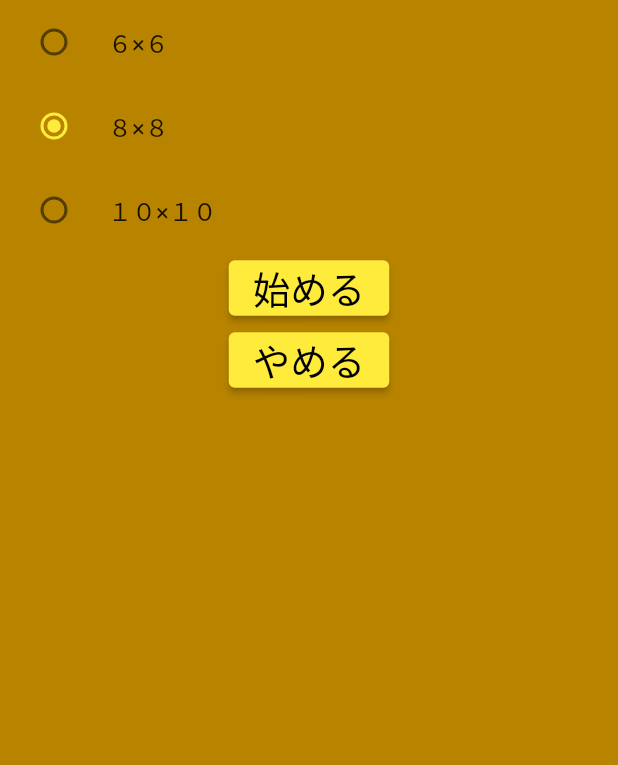
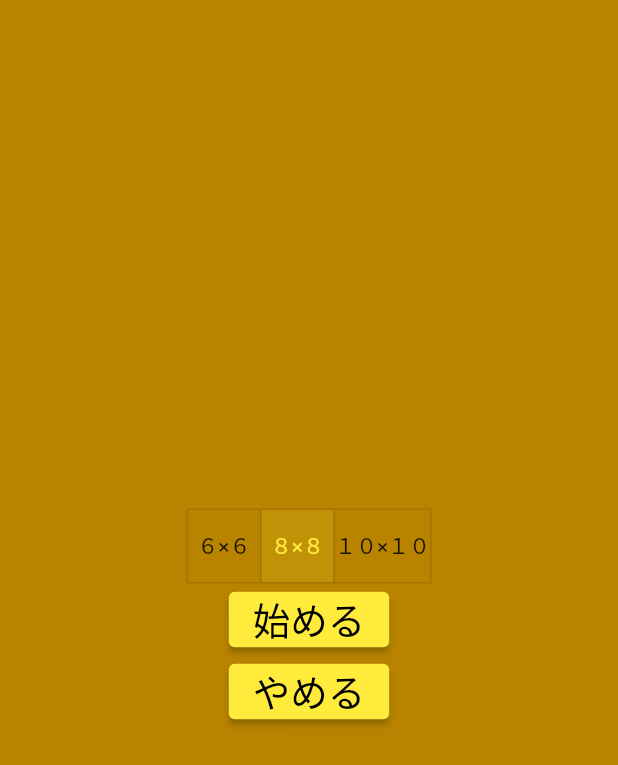
Before and after one commit to KotaSHIOZAKI/flutter_othello_app, a Flutter app: the screen it shows after launch, after a tap on "始める", on a phone screen of 412 x 824 dp. Shown: the top 765 px of the screen. Run offline on Flutter 3.47's test engine with Material 2 defaults, Android fonts, the phone set to English and light mode, and no system bars; our stand-ins replace bordered_text.

Commit message:
赤枠、タイトル画面の改善

```diff
--- a/lib/main.dart
+++ b/lib/main.dart
@@ -84,11 +84,20 @@ class _MyHomePageState extends State<MyHomePage> {
       backgroundColor: const Color.fromARGB(255, 184, 132, 0),
       body: Center(
         child: Column(
+          mainAxisSize: MainAxisSize.min,
           children: <Widget>[
-            const Text(
-              "オセロ",
-              textAlign: TextAlign.center,
-              style: TextStyle(fontSize: 64),
+            BorderedText(
+              strokeWidth: 4.0, //縁の太さ
+              strokeColor: Colors.black,
+              child: const Text(
+                "オセロ",
+                textAlign: TextAlign.center,
+                overflow: TextOverflow.visible,
+                style: TextStyle(
+                  fontSize: 64,
+                  color: Colors.white,
+                ),
+              ),
             ),
             ElevatedButton(
               onPressed: (){
@@ -127,6 +136,7 @@ class Options extends StatefulWidget {
 }
 class OptionsPage extends State<Options> {
   int _boardSize = 1;
+  var sizeSelect = [false, true, false];
 
   @override
   Widget build(BuildContext context) {
@@ -134,24 +144,27 @@ class OptionsPage extends State<Options> {
       backgroundColor: const Color.fromARGB(255, 184, 132, 0),
       body: Center(
         child: Column (
+          mainAxisSize: MainAxisSize.min,
           children: <Widget>[
-            RadioListTile(
-              title: const Text('６×６'),
-              value: 0,
-              groupValue: _boardSize,
-              onChanged: (value){_onRadioSelected(value);},
-            ),
-            RadioListTile(
-              title: const Text('８×８'),
-              value: 1,
-              groupValue: _boardSize,
-              onChanged: (value){_onRadioSelected(value);},
-            ),
-            RadioListTile(
-              title: const Text('１０×１０'),
-              value: 2,
-              groupValue: _boardSize,
-              onChanged: (value){_onRadioSelected(value);},
+            ToggleButtons(
+              isSelected: sizeSelect,
+              children: const <Widget>[
+                Text("６×６"),
+                Text("８×８"),
+                Text("１０×１０"),
+              ],
+              onPressed: (int index) {
+                setState(() {
+                  for (int i = 0; i < sizeSelect.length; i++) {
+                    if (i == index) {
+                      sizeSelect[i] = true;
+                      _boardSize = i;
+                    } else {
+                      sizeSelect[i] = false;
+                    }
+                  }
+                });
+              },
             ),
             ElevatedButton(
               onPressed: (){
@@ -181,11 +194,6 @@ class OptionsPage extends State<Options> {
         )
       ),
     );
-  }
-  _onRadioSelected(value) {
-    setState(() {
-      _boardSize = value;
-    });
   }
 }
 
@@ -322,10 +330,11 @@ class GameScreenPage extends State<GameScreen> {
   }
 
   Container stoneDecorate(int val, bool placable) {
-    BoxDecoration _buildChild(bool placable) {
+    BoxDecoration redOutline(bool placable) {
       if (placable) {
-        return const BoxDecoration(
-          color: Colors.red,
+        return BoxDecoration(
+          color: Colors.green,
+          border: Border.all(color: Colors.red, width: 4),
         );
       } else {
         return const BoxDecoration();
@@ -352,7 +361,7 @@ class GameScreenPage extends State<GameScreen> {
 
       default:
       return Container(
-        decoration: _buildChild(placable),
+        decoration: redOutline(placable),
       );
     }
   }
```
